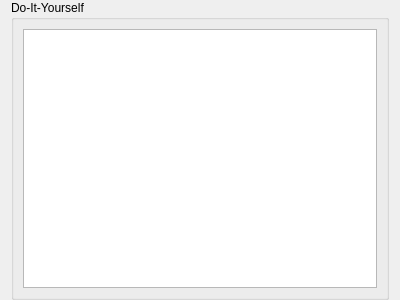
phpbb/modx_editor, file pages/diypage.ui: the form before one commit.
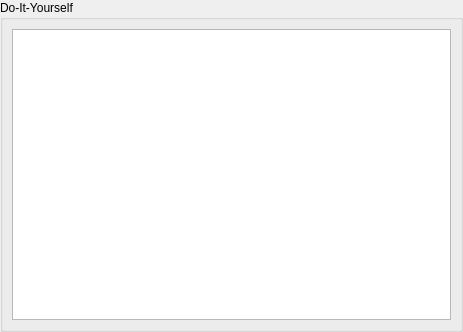
The form after the commit.

```diff
--- a/pages/diypage.ui
+++ b/pages/diypage.ui
@@ -6,18 +6,15 @@
    <rect>
     <x>0</x>
     <y>0</y>
-    <width>400</width>
-    <height>300</height>
+    <width>463</width>
+    <height>332</height>
    </rect>
   </property>
   <property name="windowTitle">
    <string>Form</string>
   </property>
   <layout class="QVBoxLayout" name="verticalLayout">
-   <property name="topMargin">
-    <number>0</number>
-   </property>
-   <property name="bottomMargin">
+   <property name="margin">
     <number>0</number>
    </property>
    <item>
```
